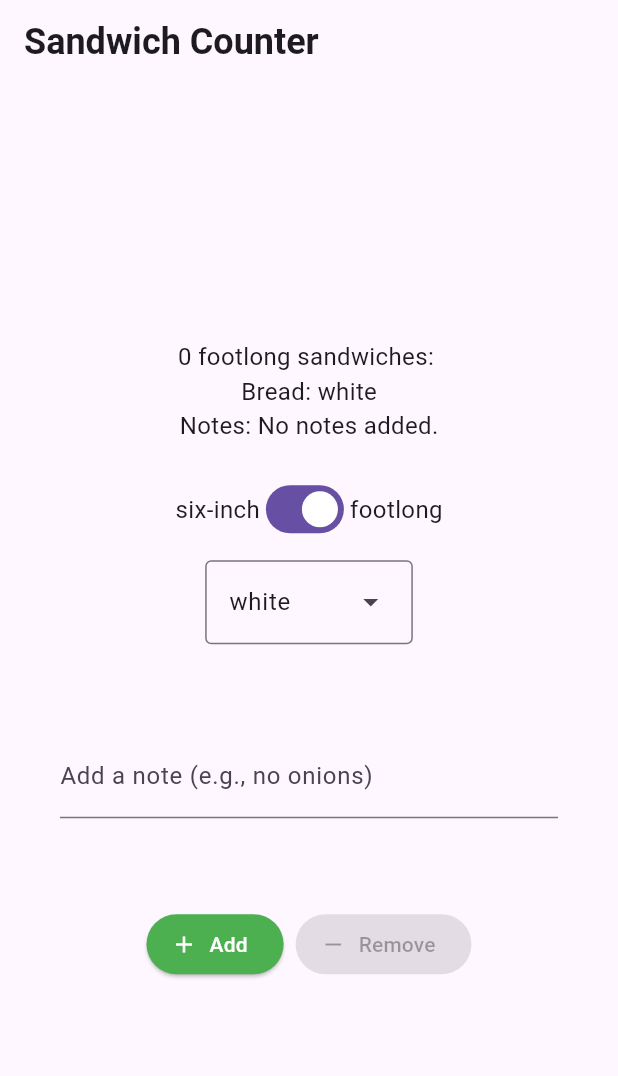
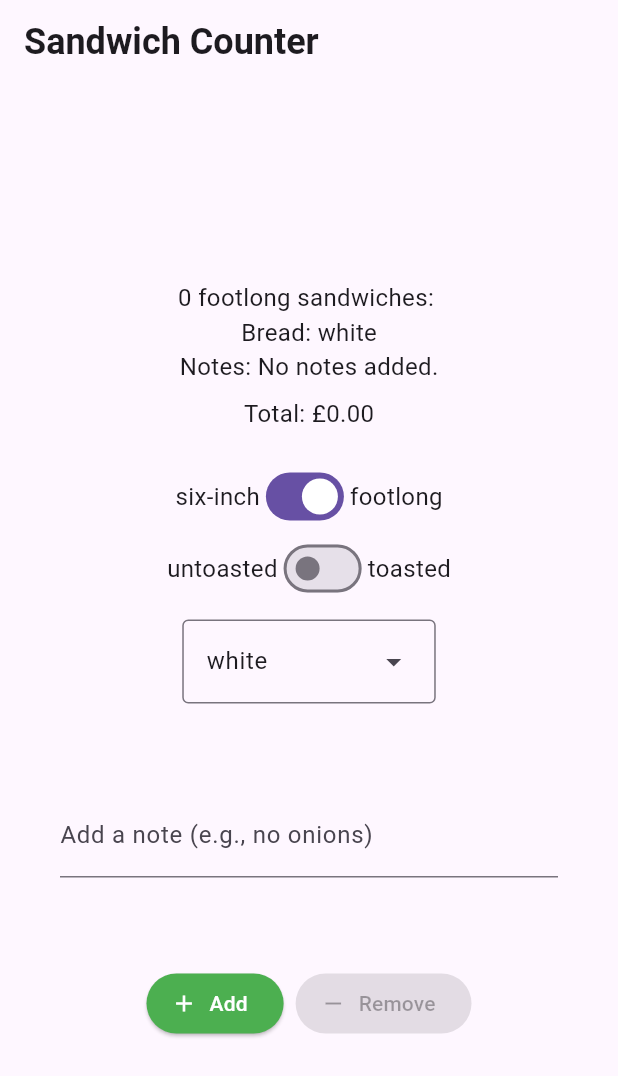
Before and after one commit to Swobin/sandwich_shop, a Flutter app: the screen it shows after launch, on a phone screen of 412 x 824 dp. Shown: the top 1076 px of the screen. Run offline on Flutter 3.47's test engine with Material 3 defaults, Android fonts, the phone set to English and light mode, and no system bars.

Commit message:
added pricing_repository and pricing_test_repository to my folder.

```diff
--- a/lib/main.dart
+++ b/lib/main.dart
@@ -1,6 +1,7 @@
 import 'package:flutter/material.dart';
 import 'package:sandwich_shop/views/app_styles.dart';
 import 'package:sandwich_shop/repositories/order_repository.dart';
+import 'package:sandwich_shop/repositories/pricing_repository.dart';
 
 void main() {
   runApp(const App());
@@ -31,14 +32,17 @@ class OrderScreen extends StatefulWidget {
 
 class _OrderScreenState extends State<OrderScreen> {
   late final OrderRepository _orderRepository;
+  late final PricingRepository _pricingRepository;
   final TextEditingController _notesController = TextEditingController();
   bool _isFootlong = true;
+  bool _isToasted = false;
   BreadType _selectedBreadType = BreadType.white;
 
   @override
   void initState() {
     super.initState();
     _orderRepository = OrderRepository(maxQuantity: widget.maxQuantity);
+    _pricingRepository = PricingRepository();
     _notesController.addListener(() {
       setState(() {});
     });
@@ -88,17 +92,15 @@ class _OrderScreenState extends State<OrderScreen> {
 
   @override
   Widget build(BuildContext context) {
-    String sandwichType = 'footlong';
-    if (!_isFootlong) {
-      sandwichType = 'six-inch';
-    }
+    String sandwichType = _isFootlong ? 'footlong' : 'six-inch';
 
-    String noteForDisplay;
-    if (_notesController.text.isEmpty) {
-      noteForDisplay = 'No notes added.';
-    } else {
-      noteForDisplay = _notesController.text;
-    }
+    String noteForDisplay = _notesController.text.isEmpty ? 'No notes added.' : _notesController.text;
+
+    final double total = _pricingRepository.totalPrice(
+      quantity: _orderRepository.quantity,
+      isFootlong: _isFootlong,
+    );
+    final String totalDisplay = _pricingRepository.formatPrice(total);
 
     return Scaffold(
       appBar: AppBar(
@@ -117,6 +119,9 @@ class _OrderScreenState extends State<OrderScreen> {
               breadType: _selectedBreadType,
               orderNote: noteForDisplay,
             ),
+            const SizedBox(height: 8),
+            // show computed total price
+            Text('Total: $totalDisplay', style: normalText),
             const SizedBox(height: 20),
             Row(
               mainAxisAlignment: MainAxisAlignment.center,
@@ -127,6 +132,19 @@ class _OrderScreenState extends State<OrderScreen> {
                   onChanged: _onSandwichTypeChanged,
                 ),
                 const Text('footlong', style: normalText),
+              ],
+            ),
+            Row(
+              mainAxisAlignment: MainAxisAlignment.center,
+              children: [
+                const Text('untoasted', style: normalText),
+                Switch(
+                  value: _isToasted,
+                  onChanged: (value) {
+                    setState(() => _isToasted = value);
+                  },
+                ),
+                const Text('toasted', style: normalText),
               ],
             ),
             const SizedBox(height: 10),
@@ -173,7 +191,7 @@ class _OrderScreenState extends State<OrderScreen> {
   }
 }
 
-enum BreadType { white, wheat, honey }
+enum BreadType { white, wheat, wholemeal }
 
 class StyledButton extends StatelessWidget {
   final VoidCallback? onPressed;
--- /dev/null
+++ b/lib/repositories/pricing_repository.dart
@@ -0,0 +1,18 @@
+class PricingRepository {
+  final double sixInchPrice;
+  final double footlongPrice;
+
+  PricingRepository({
+    this.sixInchPrice = 7.0,
+    this.footlongPrice = 11.0,
+  });
+
+  /// Calculate total price (in pounds) for given quantity and size.
+  double totalPrice({required int quantity, required bool isFootlong}) {
+    final pricePer = isFootlong ? footlongPrice : sixInchPrice;
+    return pricePer * quantity;
+  }
+
+  /// Format a price as a string with the £ symbol and two decimals.
+  String formatPrice(double price) => '£${price.toStringAsFixed(2)}';
+}
```
Also changed, not shown: 2 other files.
